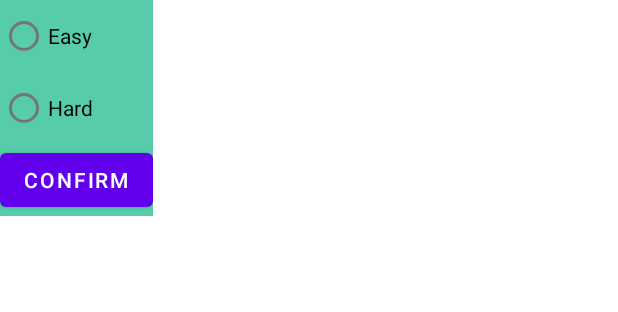
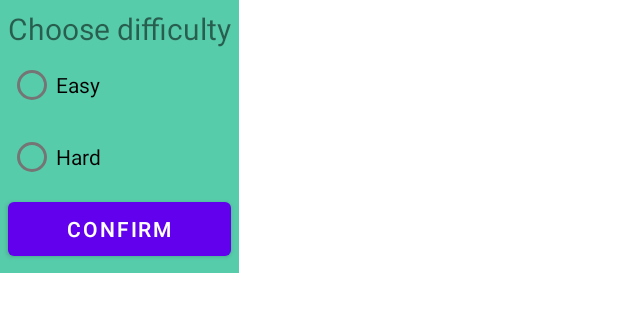
Before and after one commit to jrkaseva/LUT-Harjoitustyo, an Android app: the layout dialog_choose_difficulty.xml on its own in the app's theme, with its tools: preview values and no code run, on a phone screen of 412 x 824 dp. Shown: the top 312 px of the screen. Run offline under Robolectric (Android 15) with nearby library versions, the phone set to English and light mode, and no system bars.

Commit message:
added difficulty levels to training

```diff
--- a/HarjoitusTyo/app/src/main/java/com/example/lutemongame/Game/Creatures/Lutemon.java
+++ b/HarjoitusTyo/app/src/main/java/com/example/lutemongame/Game/Creatures/Lutemon.java
@@ -119,6 +119,8 @@ public class Lutemon {
      */
     public void gainExp(int i){
         experience += i;
+        atk += i;
+        def += i;
     }
 
     /**
--- a/HarjoitusTyo/app/src/main/res/layout/dialog_choose_difficulty.xml
+++ b/HarjoitusTyo/app/src/main/res/layout/dialog_choose_difficulty.xml
@@ -1,20 +1,33 @@
 <?xml version="1.0" encoding="utf-8"?>
 <LinearLayout xmlns:android="http://schemas.android.com/apk/res/android"
-android:id="@+id/chooseDifficultyDialog"
-android:layout_width="wrap_content"
-android:layout_height="wrap_content"
-android:orientation="vertical"
-android:background="#57ccaa">
+    xmlns:app="http://schemas.android.com/apk/res-auto"
+    android:id="@+id/chooseDifficultyDialog"
+    android:layout_width="wrap_content"
+    android:layout_height="wrap_content"
+    android:background="#57ccaa"
+    android:orientation="vertical">
 
     <RadioGroup
         android:id="@+id/rgChooseDifficulty"
         android:layout_width="wrap_content"
         android:layout_height="wrap_content">
 
+        <TextView
+            android:id="@+id/textView6"
+            android:layout_width="match_parent"
+            android:layout_height="wrap_content"
+            android:layout_marginLeft="5dp"
+            android:layout_marginTop="5dp"
+            android:layout_marginRight="5dp"
+            android:text="Choose difficulty"
+            android:textSize="20sp" />
+
         <RadioButton
             android:id="@+id/rbEasy"
             android:layout_width="match_parent"
             android:layout_height="wrap_content"
+            android:layout_marginLeft="5dp"
+            android:layout_marginRight="5dp"
             android:text="Easy"
             android:textSize="14sp" />
 
@@ -22,12 +35,17 @@ android:background="#57ccaa">
             android:id="@+id/rbHard"
             android:layout_width="match_parent"
             android:layout_height="wrap_content"
+            android:layout_marginLeft="5dp"
+            android:layout_marginRight="5dp"
             android:text="Hard" />
 
         <Button
             android:id="@+id/btnConfirmDifficulty"
             android:layout_width="match_parent"
             android:layout_height="wrap_content"
+            android:layout_marginLeft="5dp"
+            android:layout_marginRight="5dp"
+            android:layout_marginBottom="5dp"
             android:text="Confirm" />
     </RadioGroup>
 
```
Also changed, not shown: HarjoitusTyo/app/src/main/java/com/example/lutemongame/Game/Fragments/GymFragment.java (+32 -120 lines).
